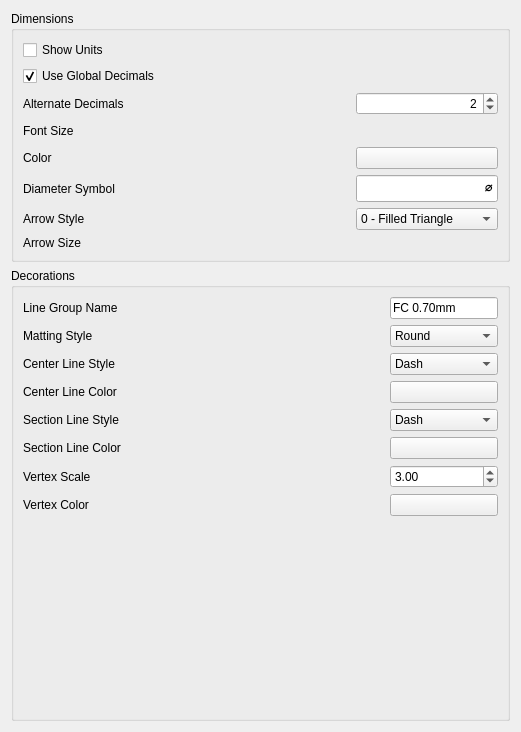
This is src/Mod/TechDraw/Gui/DlgPrefsTechDraw2.ui in berndhahnebach/All_FreeCAD as Qt 5 draws it before an edit. The edited form follows.
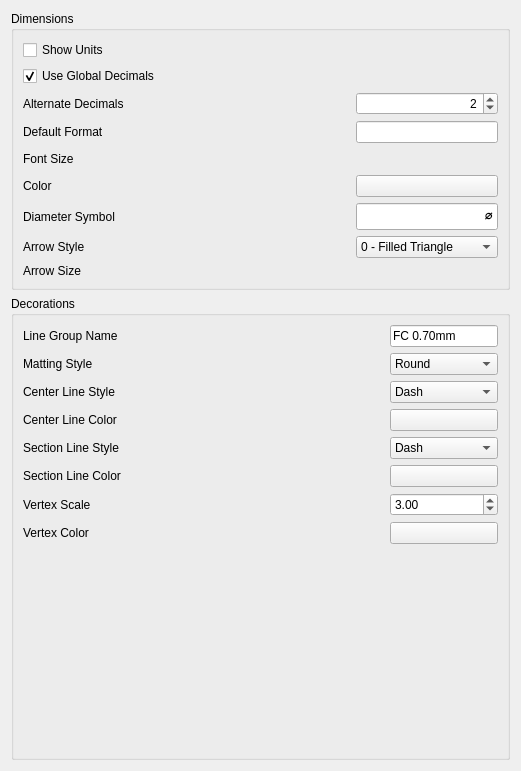
This is the edited form. Icons and pictures are not drawn. Custom widgets are drawn as their Qt base class.

Commit message: Add Preference for Dimension Format

```diff
--- a/src/Mod/TechDraw/Gui/DlgPrefsTechDraw2.ui
+++ b/src/Mod/TechDraw/Gui/DlgPrefsTechDraw2.ui
@@ -7,7 +7,7 @@
     <x>0</x>
     <y>0</y>
     <width>521</width>
-    <height>732</height>
+    <height>771</height>
    </rect>
   </property>
   <property name="windowTitle">
@@ -35,14 +35,14 @@
           </property>
          </widget>
         </item>
-        <item row="4" column="0">
+        <item row="5" column="0">
          <widget class="QLabel" name="label_3">
           <property name="text">
            <string>Color</string>
           </property>
          </widget>
         </item>
-        <item row="4" column="2">
+        <item row="5" column="2">
          <widget class="Gui::PrefColorButton" name="colDimColor">
           <property name="color">
            <color>
@@ -59,14 +59,14 @@
           </property>
          </widget>
         </item>
-        <item row="3" column="0">
+        <item row="4" column="0">
          <widget class="QLabel" name="label_2">
           <property name="text">
            <string>Font Size</string>
           </property>
          </widget>
         </item>
-        <item row="3" column="1">
+        <item row="4" column="1">
          <spacer name="horizontalSpacer">
           <property name="orientation">
            <enum>Qt::Horizontal</enum>
@@ -86,21 +86,21 @@
           </property>
          </widget>
         </item>
-        <item row="7" column="0">
+        <item row="8" column="0">
          <widget class="QLabel" name="label_12">
           <property name="text">
            <string>Arrow Size</string>
           </property>
          </widget>
         </item>
-        <item row="5" column="0">
+        <item row="6" column="0">
          <widget class="QLabel" name="label_8">
           <property name="text">
            <string>Diameter Symbol</string>
           </property>
          </widget>
         </item>
-        <item row="5" column="2">
+        <item row="6" column="2">
          <widget class="Gui::PrefLineEdit" name="leDiameter">
           <property name="font">
            <font>
@@ -137,7 +137,7 @@
           </property>
          </widget>
         </item>
-        <item row="6" column="2">
+        <item row="7" column="2">
          <widget class="Gui::PrefComboBox" name="pcbArrow">
           <property name="toolTip">
            <string>Preferred arrowhead style</string>
@@ -206,7 +206,7 @@
           </item>
          </widget>
         </item>
-        <item row="6" column="0">
+        <item row="7" column="0">
          <widget class="QLabel" name="label_9">
           <property name="text">
            <string>Arrow Style</string>
@@ -229,7 +229,7 @@
           </property>
          </widget>
         </item>
-        <item row="3" column="2">
+        <item row="4" column="2">
          <widget class="Gui::PrefUnitSpinBox" name="plsb_FontSize">
           <property name="toolTip">
            <string>Dimension font size in units</string>
@@ -245,7 +245,7 @@
           </property>
          </widget>
         </item>
-        <item row="7" column="2">
+        <item row="8" column="2">
          <widget class="Gui::PrefUnitSpinBox" name="plsb_ArrowSize">
           <property name="toolTip">
            <string>Dimension arrowhead size in units</string>
@@ -261,6 +261,26 @@
           </property>
          </widget>
         </item>
+        <item row="3" column="0">
+         <widget class="QLabel" name="label_15">
+          <property name="text">
+           <string>Default Format</string>
+          </property>
+         </widget>
+        </item>
+        <item row="3" column="2">
+         <widget class="Gui::PrefLineEdit" name="leformatSpec">
+          <property name="toolTip">
+           <string>Custom format for Dimension text</string>
+          </property>
+          <property name="prefEntry" stdset="0">
+           <cstring>formatSpec</cstring>
+          </property>
+          <property name="prefPath" stdset="0">
+           <cstring>/Mod/TechDraw/Dimensions</cstring>
+          </property>
+         </widget>
+        </item>
        </layout>
       </item>
      </layout>
```
Left out of the diff: 33 changed lines with no effect on the pictures. The commit also changes 2 other files.
